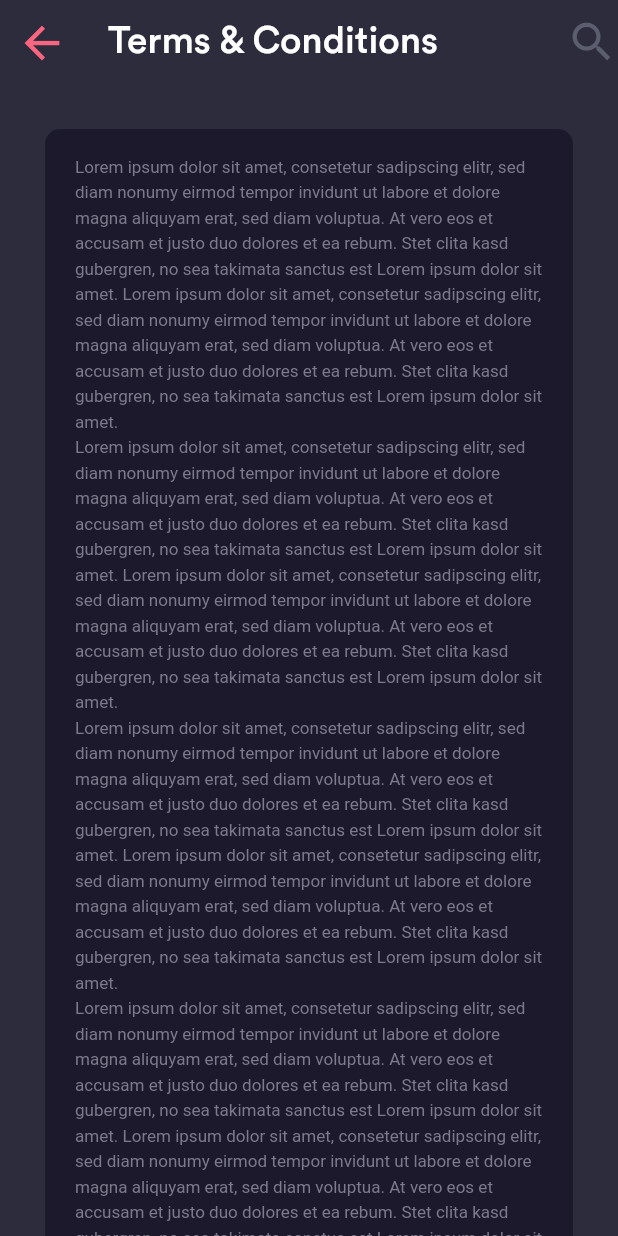
After one commit to Mohamedali01/podcast, a Flutter app: the TermsScreen screen opened directly, on a phone screen of 412 x 824 dp. The commit adds this screen. Run offline on Flutter 3.47's test engine with Material 2 defaults, Android fonts, the phone set to English and light mode, and no system bars; our stand-ins replace cloud_firestore, firebase_auth, firebase_core, flutter_svg, fluttertoast, get and 2 more; missing offline and left inert: flutter_facebook_login; accounts and stored records are empty.

Commit message:
finished_terms_screen

```diff
--- a/lib/app/auth/view/login_screen.dart
+++ b/lib/app/auth/view/login_screen.dart
@@ -7,6 +7,7 @@ import 'package:podcast_app/app/auth/control/providers/google_login_provider.dar
 import 'package:podcast_app/app/auth/control/providers/login_provider.dart';
 import 'package:podcast_app/app/auth/view/forget_password_screen.dart';
 import 'package:podcast_app/app/auth/view/sign_up.dart';
+import 'package:podcast_app/app/auth/view/terms_screen.dart';
 import 'package:podcast_app/constants.dart';
 import 'package:podcast_app/app/core/size_config.dart';
 import 'package:podcast_app/widgets/custom_rounded_button.dart';
@@ -128,10 +129,13 @@ class LoginScreen extends StatelessWidget {
               color: Color(kTextColor),
               fontSize: defaultSize,
             ),
-            CustomText(
-              'Terms of Service',
-              color: Color(0xFFFB6580),
-              fontSize: defaultSize * 1,
+            InkWell(
+              onTap: ()=>Get.to(TermsScreen()),
+              child: CustomText(
+                'Terms of Service',
+                color: Color(0xFFFB6580),
+                fontSize: defaultSize * 1,
+              ),
             ),
           ],
         ),
--- /dev/null
+++ b/lib/app/auth/view/terms_screen.dart
@@ -0,0 +1,66 @@
+import 'package:flutter/material.dart';
+import 'package:get/get.dart';
+import 'package:podcast_app/app/core/size_config.dart';
+import 'package:podcast_app/constants.dart';
+import 'package:podcast_app/widgets/custom_text.dart';
+
+class TermsScreen extends StatelessWidget {
+  @override
+  Widget build(BuildContext context) {
+    final defaultSize = SizeConfig.defaultSize;
+    return Scaffold(
+      appBar: AppBar(
+        backgroundColor: Colors.transparent,
+        elevation: 0.0,
+        title: CustomText(
+          'Terms & Conditions',
+          fontSize: defaultSize * 2.5,
+        ),
+        actions: [
+          Icon(
+            Icons.search,
+            size: defaultSize * 3.5,
+            color: Color(0Xff5B5E6F),
+          )
+        ],
+        leading: IconButton(
+          icon: Icon(
+            Icons.arrow_back,
+            size: defaultSize * 3.5,
+          ),
+          onPressed: () => Get.back(),
+          color: Color(0xffFB6580),
+        ),
+      ),
+      body: SingleChildScrollView(
+        child: Padding(
+          padding: EdgeInsets.symmetric(horizontal: 30, vertical: 30),
+          child: ClipRRect(
+            borderRadius: BorderRadius.circular(10),
+            child: Container(
+              color: Color(kSecondColor),
+              // decoration: BoxDecoration(borderRadius: BorderRadius.circular(10)),
+              padding: EdgeInsets.symmetric(horizontal: 20, vertical: 15),
+              child: RichText(
+                  softWrap: true,
+                  maxLines: 100,
+                  text: TextSpan(children: [
+                    TextSpan(
+                        style: TextStyle(
+                            color: Color(kTextColor),
+                            height: 1.5,
+                            fontSize: defaultSize * 1.15),
+                        text:
+                            '''Lorem ipsum dolor sit amet, consetetur sadipscing elitr, sed diam nonumy eirmod tempor invidunt ut labore et dolore magna aliquyam erat, sed diam voluptua. At vero eos et accusam et justo duo dolores et ea rebum. Stet clita kasd gubergren, no sea takimata sanctus est Lorem ipsum dolor sit amet. Lorem ipsum dolor sit amet, consetetur sadipscing elitr, sed diam nonumy eirmod tempor invidunt ut labore et dolore magna aliquyam erat, sed diam voluptua. At vero eos et accusam et justo duo dolores et ea rebum. Stet clita kasd gubergren, no sea takimata sanctus est Lorem ipsum dolor sit amet.
+Lorem ipsum dolor sit amet, consetetur sadipscing elitr, sed diam nonumy eirmod tempor invidunt ut labore et dolore magna aliquyam erat, sed diam voluptua. At vero eos et accusam et justo duo dolores et ea rebum. Stet clita kasd gubergren, no sea takimata sanctus est Lorem ipsum dolor sit amet. Lorem ipsum dolor sit amet, consetetur sadipscing elitr, sed diam nonumy eirmod tempor invidunt ut labore et dolore magna aliquyam erat, sed diam voluptua. At vero eos et accusam et justo duo dolores et ea rebum. Stet clita kasd gubergren, no sea takimata sanctus est Lorem ipsum dolor sit amet.
+Lorem ipsum dolor sit amet, consetetur sadipscing elitr, sed diam nonumy eirmod tempor invidunt ut labore et dolore magna aliquyam erat, sed diam voluptua. At vero eos et accusam et justo duo dolores et ea rebum. Stet clita kasd gubergren, no sea takimata sanctus est Lorem ipsum dolor sit amet. Lorem ipsum dolor sit amet, consetetur sadipscing elitr, sed diam nonumy eirmod tempor invidunt ut labore et dolore magna aliquyam erat, sed diam voluptua. At vero eos et accusam et justo duo dolores et ea rebum. Stet clita kasd gubergren, no sea takimata sanctus est Lorem ipsum dolor sit amet.
+Lorem ipsum dolor sit amet, consetetur sadipscing elitr, sed diam nonumy eirmod tempor invidunt ut labore et dolore magna aliquyam erat, sed diam voluptua. At vero eos et accusam et justo duo dolores et ea rebum. Stet clita kasd gubergren, no sea takimata sanctus est Lorem ipsum dolor sit amet. Lorem ipsum dolor sit amet, consetetur sadipscing elitr, sed diam nonumy eirmod tempor invidunt ut labore et dolore magna aliquyam erat, sed diam voluptua. At vero eos et accusam et justo duo dolores et ea rebum. Stet clita kasd gubergren, no sea takimata sanctus est Lorem ipsum dolor sit amet.
+Lorem ipsum dolor sit amet, consetetur sadipscing elitr, sed diam nonumy eirmod tempor invidunt ut labore et dolore magna aliquyam erat, sed diam voluptua. At vero eos et accusam et justo duo dolores et ea rebum. Stet clita kasd gubergren, no sea takimata sanctus est Lorem ipsum dolor sit amet. Lorem ipsum dolor sit amet, consetetur sadipscing elitr, sed diam nonumy eirmod tempor invidunt ut labore et dolore magna aliquyam erat, sed diam voluptua. At vero eos et accusam et justo duo dolores et ea rebum. Stet clita kasd gubergren, no sea takimata sanctus est Lorem ipsum dolor sit''')
+                  ])),
+            ),
+          ),
+        ),
+      ),
+    );
+  }
+}
--- a/lib/main.dart
+++ b/lib/main.dart
@@ -1,6 +1,5 @@
 import 'package:firebase_core/firebase_core.dart';
 import 'package:flutter/material.dart';
-import 'package:flutter_screenutil/flutter_screenutil.dart';
 import 'package:get/get.dart';
 import 'package:podcast_app/app/auth/control/providers/auth_provider.dart';
 import 'package:podcast_app/app/auth/control/providers/facebook_login_provider.dart';
@@ -21,9 +20,7 @@ void main() async {
 class MyApp extends StatelessWidget {
   @override
   Widget build(BuildContext context) {
-    return ScreenUtilInit(
-      designSize: Size(375, 812),
-      builder: () => MultiProvider(
+    return  MultiProvider(
         providers: [
           ChangeNotifierProvider(
             create: (_) => AuthProvider(),
@@ -53,7 +50,6 @@ class MyApp extends StatelessWidget {
           debugShowCheckedModeBanner: false,
           home: ControlScreen(),
         ),
-      ),
     );
   }
 }
--- a/pubspec.yaml
+++ b/pubspec.yaml
@@ -19,7 +19,6 @@ dependencies:
   flutter_svg: ^0.22.0
   font_awesome_flutter: ^9.1.0
   get: ^4.3.0
-  flutter_screenutil: ^5.0.0+2
   flutter_native_splash: ^1.2.0
   shared_preferences: ^2.0.6
   flutter:
```
Also changed, not shown: lib/constants.dart (+8 -2 lines), pubspec.lock.
